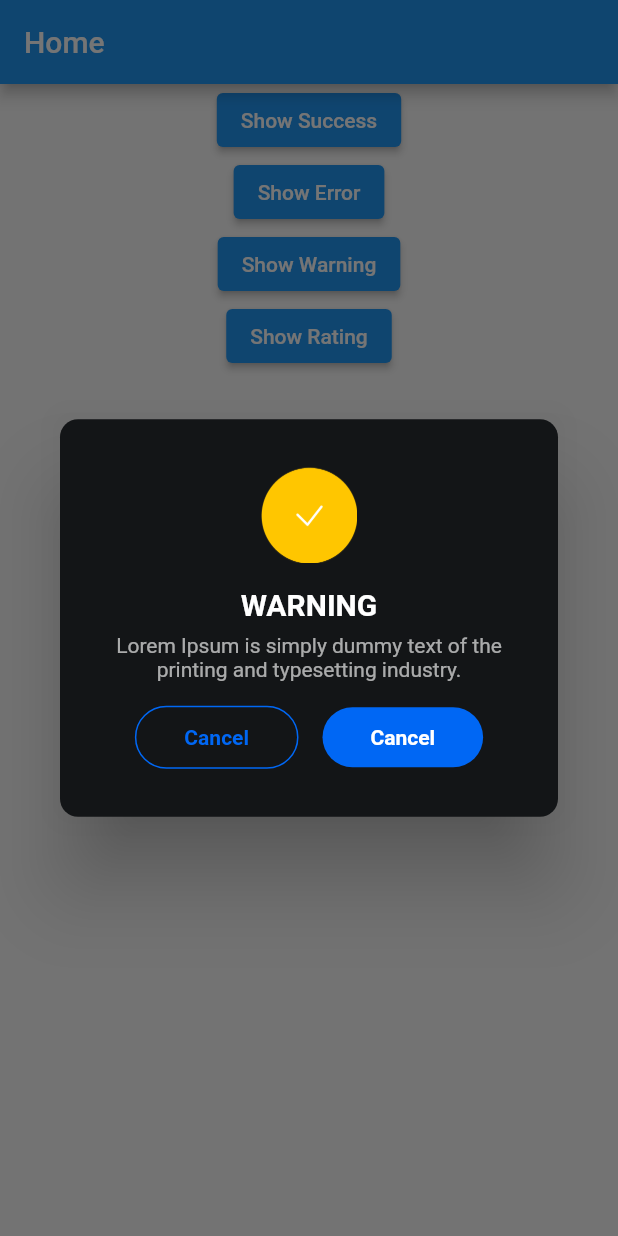
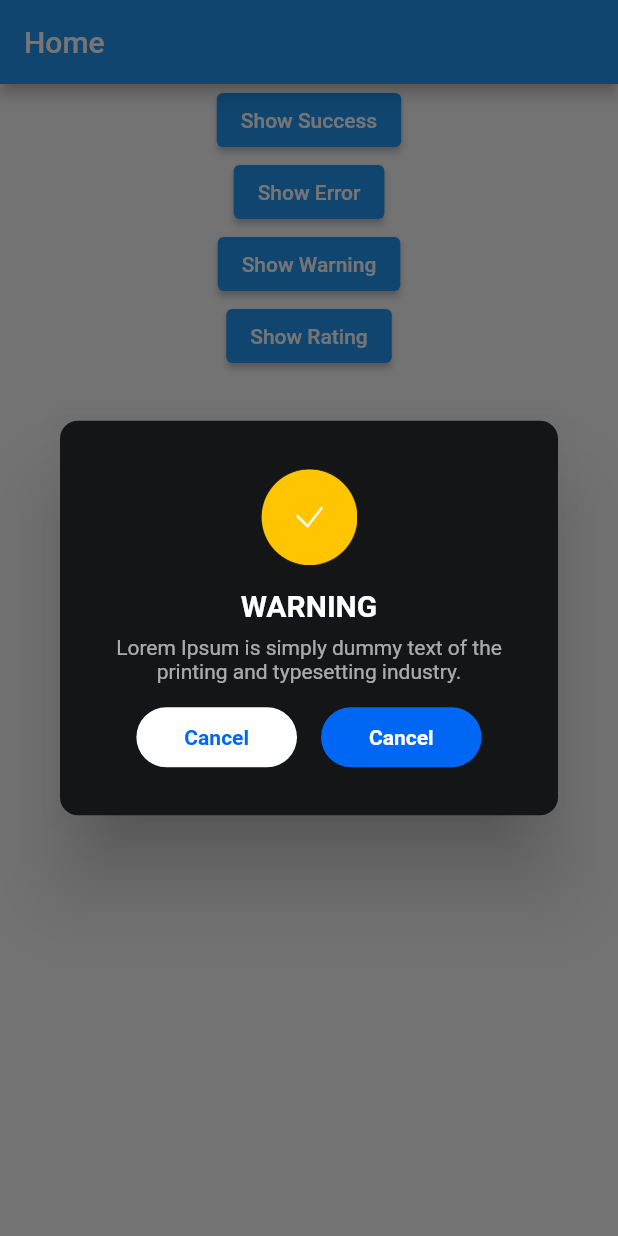
Before and after one commit to omeryilmazel/SwAlert, a Flutter app: the screen it shows after launch, after a tap on "Show Warning", on a phone screen of 412 x 824 dp. Run offline on Flutter 3.47's test engine with Material 2 defaults, Android fonts, the phone set to English and light mode, and no system bars; missing offline and left inert: follower_stats.

Commit message:
Update warning.dart

```diff
--- a/lib/src/widgets/warning.dart
+++ b/lib/src/widgets/warning.dart
@@ -1,4 +1,5 @@
 import 'package:flutter/material.dart';
+import 'package:follower_stats/app/styles/colors.dart';
 import 'package:sw_alert/src/styles/colors.dart';
 
 import '../../sw_alert.dart';
@@ -26,7 +27,7 @@ class SwWarning extends StatelessWidget {
     return Dialog(
       backgroundColor: Colors.transparent,
       child: Container(
-        padding:  EdgeInsets.all(32),
+        padding: EdgeInsets.all(32),
         clipBehavior: Clip.hardEdge,
         width: MediaQuery.of(context).size.width,
         decoration: BoxDecoration(
@@ -60,7 +61,12 @@ class SwWarning extends StatelessWidget {
   Padding buildImage() {
     return Padding(
       padding: const EdgeInsets.only(top: 0, bottom: 0),
-      child: Image.asset('assets/warning.png', height: 64, width: 64,package: 'sw_alert',),
+      child: Image.asset(
+        'assets/warning.png',
+        height: 64,
+        width: 64,
+        package: 'sw_alert',
+      ),
     );
   }
 
@@ -84,12 +90,12 @@ class SwWarning extends StatelessWidget {
             }
           },
           child: Container(
-            margin: EdgeInsets.only(bottom: 0,top: 16),
+            margin: EdgeInsets.only(bottom: 0, top: 16),
             padding: EdgeInsets.symmetric(vertical: 12, horizontal: 32),
             decoration: BoxDecoration(
+              color: Color(0xFFFFFFFF),
               borderRadius: BorderRadius.circular(100),
-                border: Border.all(color: SwColors.mainColor)),
-
+            ),
             child: Text(
               onCancelText,
               style: TextStyle(
@@ -109,7 +115,7 @@ class SwWarning extends StatelessWidget {
             }
           },
           child: Container(
-              margin: EdgeInsets.only(bottom: 0,top: 16),
+              margin: EdgeInsets.only(bottom: 0, top: 16),
               padding: EdgeInsets.symmetric(vertical: 12, horizontal: 32),
               decoration: BoxDecoration(
                   borderRadius: BorderRadius.circular(100),
```
Lines whose indentation alone changed are shown as unchanged.
